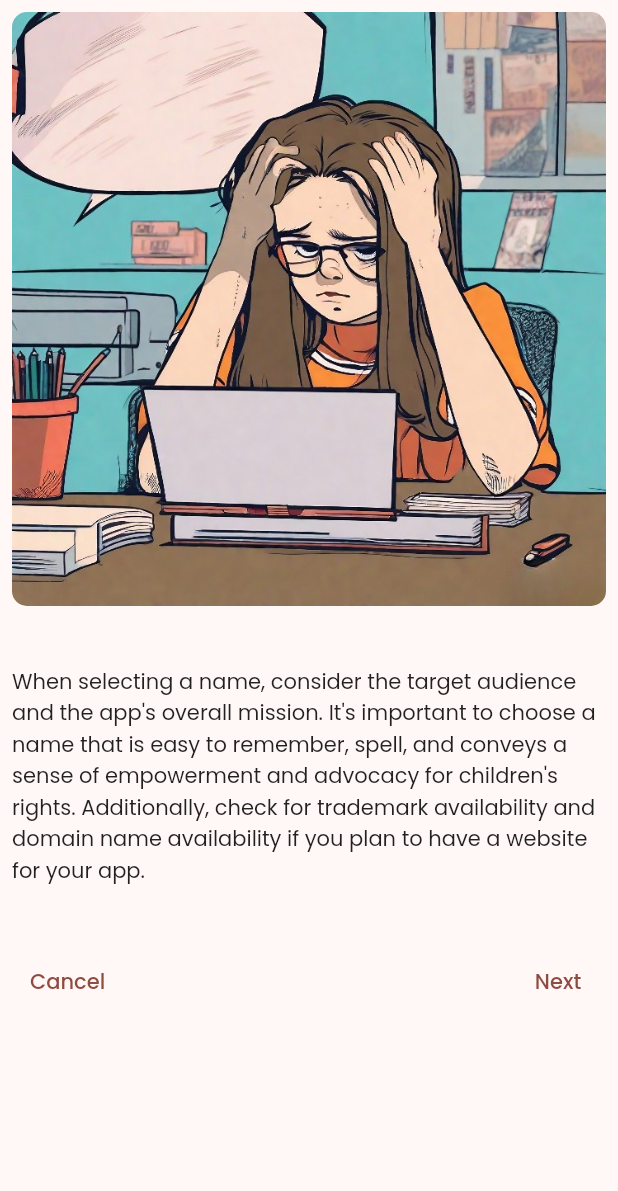
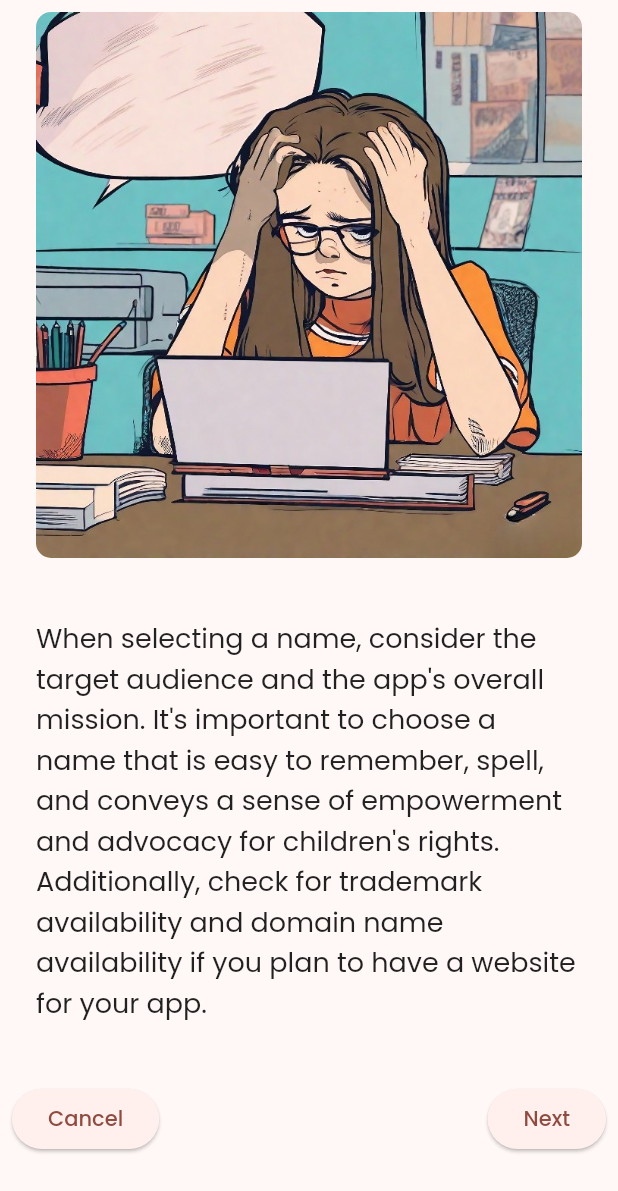
Before and after one commit to techtitansmbcet2023/RightsQuest, a Flutter app: the QuizIntroPage screen opened directly, on a phone screen of 412 x 824 dp, the part 45-1236 px from its top. Run offline on Flutter 3.47's test engine with Material 2 defaults, Android fonts, the light colour scheme and no system bars; our stand-ins replace firebase_core, flutter_svg, google_fonts; accounts and stored records are empty.

Commit message:
Quiz Page and UI

```diff
--- a/lib/views/quiz_intro.dart
+++ b/lib/views/quiz_intro.dart
@@ -13,32 +13,52 @@ class QuizIntroPage extends StatelessWidget {
         padding: const EdgeInsets.all(8.0),
         child: ListView(
           children: [
-            ClipRRect(
-              borderRadius: BorderRadius.circular(10),
-              child: Image(image: AssetImage('lib/assets/images/sketch_3_clipdrop-cleanup.jpeg')),
+            Padding(
+              padding: const EdgeInsets.symmetric(horizontal: 16.0), // Add horizontal padding
+              child: ClipRRect(
+                borderRadius: BorderRadius.circular(10),
+                child: Image(
+                  image: AssetImage('lib/assets/images/sketch_3_clipdrop-cleanup.jpeg'),
+                ),
+              ),
             ),
 
             SizedBox(height: 40,),
 
-            Text("When selecting a name, consider the target audience and the app's overall mission. It's important to choose a name that is easy to remember, spell, and conveys a sense of empowerment and advocacy for children's rights. Additionally, check for trademark availability and domain name availability if you plan to have a website for your app.",softWrap: true,),
+            Padding(
+              padding: const EdgeInsets.symmetric(horizontal: 16.0), // Add horizontal padding
+              child: Text(
+                "When selecting a name, consider the target audience and the app's overall mission. It's important to choose a name that is easy to remember, spell, and conveys a sense of empowerment and advocacy for children's rights. Additionally, check for trademark availability and domain name availability if you plan to have a website for your app.",
+                softWrap: true,
+                style: TextStyle(
+                  fontSize: 18,
+                ),
+              ),
+            ),
 
             SizedBox(height: 40,),
 
             Row(
               mainAxisAlignment: MainAxisAlignment.spaceBetween,
               children: [
-                TextButton(child: Text("Cancel"), onPressed: (){Navigator.pop(context);}),
+                ElevatedButton( // Change TextButton to ElevatedButton
+                  onPressed: () {
+                    Navigator.pop(context);
+                  },
+                  child: Text("Cancel"),
+                ),
 
-                TextButton(child: Text("Next"), onPressed: () {
-                  Navigator.push(context,
-                    MaterialPageRoute(builder: (context) => QuizPage()),
-                  );
-                },
+                ElevatedButton( // Change TextButton to ElevatedButton
+                  onPressed: () {
+                    Navigator.push(context,
+                      MaterialPageRoute(builder: (context) => QuizPage()),
+                    );
+                  },
+                  child: Text("Next"),
                 ),
               ],
             ),
           ],
-
         ),
       ),
     );
```
Also changed, not shown: lib/views/badges_tab.dart (+14 -9 lines).
